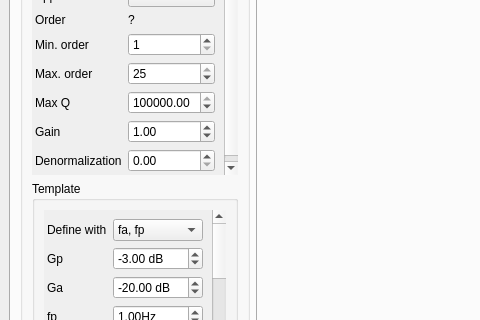
First picture: the form in designer/mainwindow.ui, repository juan-sb/filtertool-tc22, before the edit; both pictures show x 0 to 480 and y 172 to 492 of the 1076 by 647 pixel window.
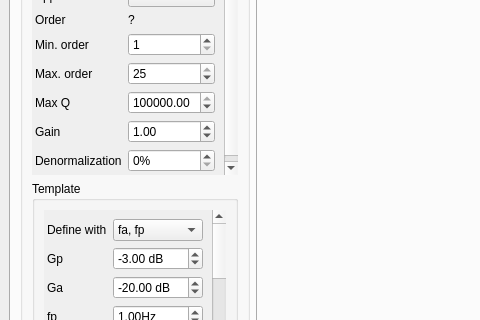
Second picture: the form after the edit. The open tabs and pages were chosen to show the change. Custom widgets are drawn as their Qt base class.

```diff
--- a/designer/mainwindow.ui
+++ b/designer/mainwindow.ui
@@ -1547,11 +1547,17 @@
                </item>
                <item row="9" column="1">
                 <widget class="QDoubleSpinBox" name="denorm_box">
+                 <property name="suffix">
+                  <string>%</string>
+                 </property>
+                 <property name="decimals">
+                  <number>0</number>
+                 </property>
                  <property name="minimum">
                   <double>0.000000000000000</double>
                  </property>
                  <property name="maximum">
-                  <double>1.000000000000000</double>
+                  <double>100.000000000000000</double>
                  </property>
                  <property name="singleStep">
                   <double>0.001000000000000</double>
```
Left out of the diff: 4 changed lines with no effect on the pictures.
